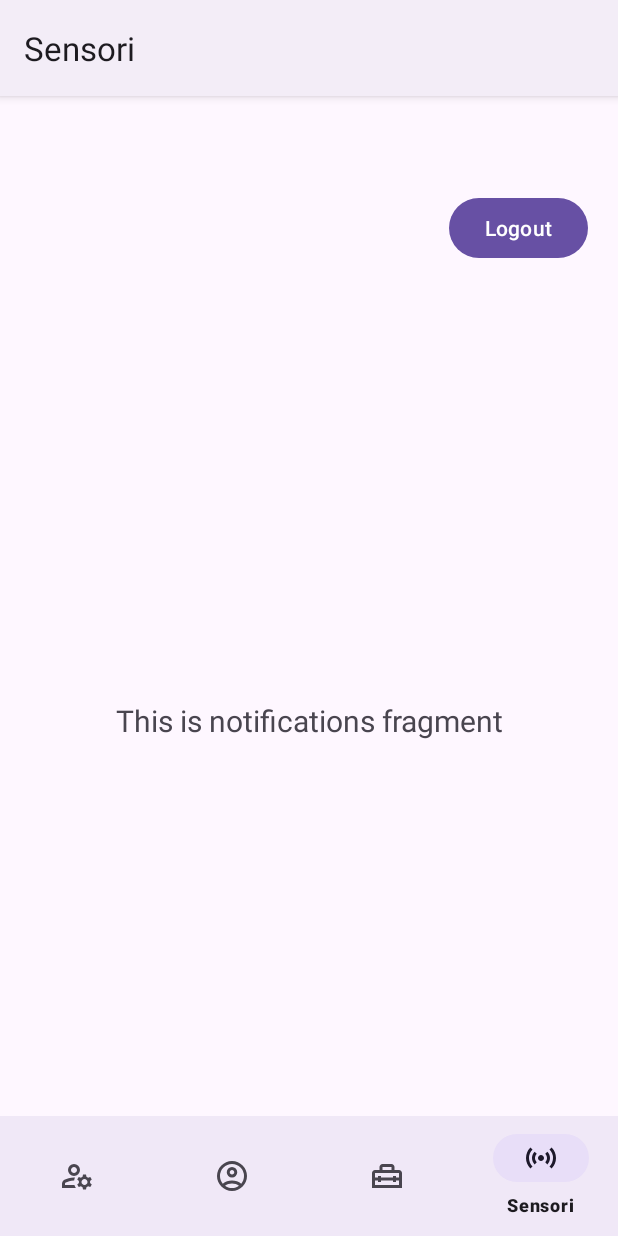
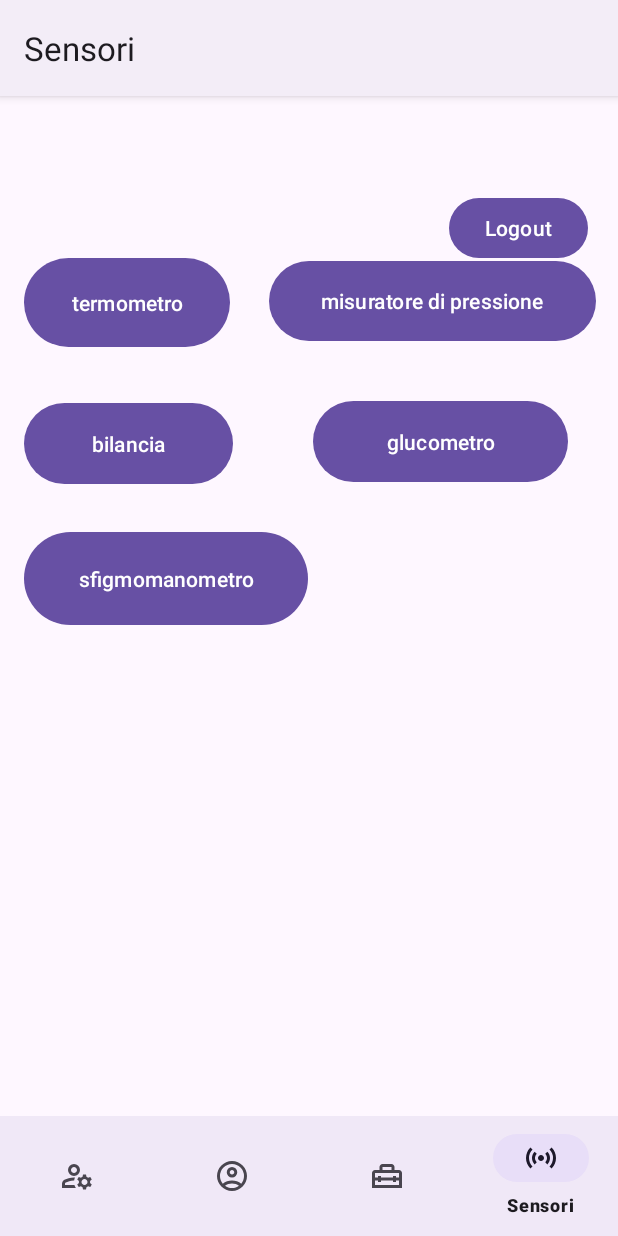
Before and after one commit to France9928/sms23246, an Android app: the CassettaAttrezzi screen opened through its navigation route, item 4 of the bottom bar chosen, on a phone screen of 412 x 824 dp. Run offline under Robolectric (Android 15) with nearby library versions, the phone set to English and light mode, and no system bars; our stand-ins replace Firebase (no records; nobody signed in at launch, a user with empty details on screens opened directly), navigation-ui.

Commit message:
sensor updated

```diff
--- a/app/src/main/java/it/uniba/dib/sms23246/ui/cassettaAttrezzi/CassettaAttrezzi.java
+++ b/app/src/main/java/it/uniba/dib/sms23246/ui/cassettaAttrezzi/CassettaAttrezzi.java
@@ -1,9 +1,7 @@
 package it.uniba.dib.sms23246.ui.cassettaAttrezzi;
 
-import androidx.fragment.app.FragmentTransaction;
 import androidx.lifecycle.ViewModelProvider;
 
-import android.annotation.SuppressLint;
 import android.os.Bundle;
 
 import androidx.annotation.NonNull;
@@ -13,52 +11,28 @@ import androidx.fragment.app.Fragment;
 import android.view.LayoutInflater;
 import android.view.View;
 import android.view.ViewGroup;
-import android.widget.Button;
-import android.widget.EditText;
-import android.widget.Toast;
 
 import it.uniba.dib.sms23246.R;
-import it.uniba.dib.sms23246.ui.sensori.Sensori;
 
 public class CassettaAttrezzi extends Fragment {
 
-    private EditText passwordEditText;
-    private Button loginButton;
+    private CassettaAttrezziViewModel mViewModel;
 
-    public CassettaAttrezzi() {
-        // Required empty public constructor
+    public static CassettaAttrezzi newInstance() {
+        return new CassettaAttrezzi();
     }
 
-    @SuppressLint("MissingInflatedId")
     @Override
-    public View onCreateView(LayoutInflater inflater, ViewGroup container,
-                             Bundle savedInstanceState) {
-        View view = inflater.inflate(R.layout.fragment_cassetta_attrezzi, container, false);
-        passwordEditText = view.findViewById(R.id.password_edit_text);
-        loginButton = view.findViewById(R.id.login_button);
-
-        loginButton.setOnClickListener(new View.OnClickListener() {
-            @Override
-            public void onClick(View v) {
-                String password = passwordEditText.getText().toString();
-                if (password.equals("ciao")) {
-                    // Password corretta, passaggio al fragment protetto
-                    Fragment contentFragment = new Sensori();
-                    FragmentTransaction transaction = getFragmentManager().beginTransaction();
-                    transaction.replace(R.id.fragment_sensori, contentFragment);
-                    transaction.commit();
-                } else {
-                    // Password errata, gestisci di conseguenza (ad esempio, mostra un messaggio di errore)
-                    Toast.makeText(getActivity(), "Password errata", Toast.LENGTH_SHORT).show();
-                }
-            }
-        });
-
-        return view;
+    public View onCreateView(@NonNull LayoutInflater inflater, @Nullable ViewGroup container,
+                             @Nullable Bundle savedInstanceState) {
+        return inflater.inflate(R.layout.fragment_cassetta_attrezzi, container, false);
     }
 
-    private boolean isPasswordCorrect(String password) {
-        // Implementa la tua logica di verifica della password qui
-        return password.equals("ciao");
+    @Override
+    public void onActivityCreated(@Nullable Bundle savedInstanceState) {
+        super.onActivityCreated(savedInstanceState);
+        mViewModel = new ViewModelProvider(this).get(CassettaAttrezziViewModel.class);
+        // TODO: Use the ViewModel
     }
+
 }
--- a/app/src/main/java/it/uniba/dib/sms23246/ui/notifications/NotificationsFragment.java
+++ /dev/null
@@ -1,37 +0,0 @@
-package it.uniba.dib.sms23246.ui.notifications;
-
-import android.os.Bundle;
-import android.view.LayoutInflater;
-import android.view.View;
-import android.view.ViewGroup;
-import android.widget.TextView;
-
-import androidx.annotation.NonNull;
-import androidx.fragment.app.Fragment;
-import androidx.lifecycle.ViewModelProvider;
-
-import it.uniba.dib.sms23246.databinding.FragmentNotificationsBinding;
-
-public class NotificationsFragment extends Fragment {
-
-    private FragmentNotificationsBinding binding;
-
-    public View onCreateView(@NonNull LayoutInflater inflater,
-                             ViewGroup container, Bundle savedInstanceState) {
-        NotificationsViewModel notificationsViewModel =
-                new ViewModelProvider(this).get(NotificationsViewModel.class);
-
-        binding = FragmentNotificationsBinding.inflate(inflater, container, false);
-        View root = binding.getRoot();
-
-        final TextView textView = binding.textNotifications;
-        notificationsViewModel.getText().observe(getViewLifecycleOwner(), textView::setText);
-        return root;
-    }
-
-    @Override
-    public void onDestroyView() {
-        super.onDestroyView();
-        binding = null;
-    }
-}
--- a/app/src/main/java/it/uniba/dib/sms23246/ui/notifications/NotificationsViewModel.java
+++ /dev/null
@@ -1,19 +0,0 @@
-package it.uniba.dib.sms23246.ui.notifications;
-
-import androidx.lifecycle.LiveData;
-import androidx.lifecycle.MutableLiveData;
-import androidx.lifecycle.ViewModel;
-
-public class NotificationsViewModel extends ViewModel {
-
-    private final MutableLiveData<String> mText;
-
-    public NotificationsViewModel() {
-        mText = new MutableLiveData<>();
-        mText.setValue("This is notifications fragment");
-    }
-
-    public LiveData<String> getText() {
-        return mText;
-    }
-}
--- a/app/src/main/java/it/uniba/dib/sms23246/ui/sensori/Sensori.java
+++ b/app/src/main/java/it/uniba/dib/sms23246/ui/sensori/Sensori.java
@@ -1,38 +1,27 @@
 package it.uniba.dib.sms23246.ui.sensori;
 
-import androidx.lifecycle.ViewModelProvider;
-
 import android.os.Bundle;
-
+import android.view.LayoutInflater;
+import android.view.View;
+import android.view.ViewGroup;
+import android.widget.Button;
 import androidx.annotation.NonNull;
 import androidx.annotation.Nullable;
 import androidx.fragment.app.Fragment;
-
-import android.view.LayoutInflater;
-import android.view.View;
-import android.view.ViewGroup;
 
 import it.uniba.dib.sms23246.R;
 
 public class Sensori extends Fragment {
 
-    private SensoriViewModel mViewModel;
+    private Button button1, button2, button3, button4, button5;
 
-    public static Sensori newInstance() {
-        return new Sensori();
+
+
+    @Nullable
+    @Override
+    public View onCreateView(@NonNull LayoutInflater inflater, @Nullable ViewGroup container, @Nullable Bundle savedInstanceState) {
+        // Infla il layout del fragment
+        return inflater.inflate(R.layout.fragment_sensori, container, false);
+
     }
-
-    @Override
-    public View onCreateView(@NonNull LayoutInflater inflater, @Nullable ViewGroup container,
-                             @Nullable Bundle savedInstanceState) {
-        return inflater.inflate(R.layout.fragment_sensori, container, false);
-    }
-
-    @Override
-    public void onActivityCreated(@Nullable Bundle savedInstanceState) {
-        super.onActivityCreated(savedInstanceState);
-        mViewModel = new ViewModelProvider(this).get(SensoriViewModel.class);
-        // TODO: Use the ViewModel
-    }
-
 }
--- a/app/src/main/res/drawable/ic_notifications_black_24dp.xml
+++ /dev/null
@@ -1,9 +0,0 @@
-<vector xmlns:android="http://schemas.android.com/apk/res/android"
-        android:width="24dp"
-        android:height="24dp"
-        android:viewportWidth="24.0"
-        android:viewportHeight="24.0">
-    <path
-        android:fillColor="#FF000000"
-        android:pathData="M12,22c1.1,0 2,-0.9 2,-2h-4c0,1.1 0.89,2 2,2zM18,16v-5c0,-3.07 -1.64,-5.64 -4.5,-6.32L13.5,4c0,-0.83 -0.67,-1.5 -1.5,-1.5s-1.5,0.67 -1.5,1.5v0.68C7.63,5.36 6,7.92 6,11v5l-2,2v1h16v-1l-2,-2z"/>
-</vector>
--- a/app/src/main/res/layout/fragment_notifications.xml
+++ /dev/null
@@ -1,22 +0,0 @@
-<?xml version="1.0" encoding="utf-8"?>
-<androidx.constraintlayout.widget.ConstraintLayout xmlns:android="http://schemas.android.com/apk/res/android"
-    xmlns:app="http://schemas.android.com/apk/res-auto"
-    xmlns:tools="http://schemas.android.com/tools"
-    android:layout_width="match_parent"
-    android:layout_height="match_parent"
-    tools:context=".ui.notifications.NotificationsFragment">
-
-    <TextView
-        android:id="@+id/text_notifications"
-        android:layout_width="match_parent"
-        android:layout_height="wrap_content"
-        android:layout_marginStart="8dp"
-        android:layout_marginTop="8dp"
-        android:layout_marginEnd="8dp"
-        android:textAlignment="center"
-        android:textSize="20sp"
-        app:layout_constraintBottom_toBottomOf="parent"
-        app:layout_constraintEnd_toEndOf="parent"
-        app:layout_constraintStart_toStartOf="parent"
-        app:layout_constraintTop_toTopOf="parent" />
-</androidx.constraintlayout.widget.ConstraintLayout>
--- a/app/src/main/res/layout/fragment_sensori.xml
+++ b/app/src/main/res/layout/fragment_sensori.xml
@@ -1,14 +1,56 @@
 <?xml version="1.0" encoding="utf-8"?>
-<FrameLayout xmlns:android="http://schemas.android.com/apk/res/android"
+<RelativeLayout xmlns:android="http://schemas.android.com/apk/res/android"
     android:id="@+id/fragment_sensori"
     xmlns:tools="http://schemas.android.com/tools"
     android:layout_width="match_parent"
     android:layout_height="match_parent"
     tools:context=".ui.sensori.Sensori">
 
-    <TextView
-        android:layout_width="match_parent"
-        android:layout_height="match_parent"
-        android:text="Hello" />
 
-</FrameLayout>
+    <Button
+        android:id="@+id/button1"
+        android:layout_width="137dp"
+        android:layout_height="67dp"
+        android:layout_alignParentTop="true"
+        android:layout_marginLeft="16dp"
+        android:layout_marginTop="40dp"
+        android:text="termometro" />
+
+    <Button
+        android:id="@+id/button2"
+        android:layout_width="189dp"
+        android:layout_height="70dp"
+        android:layout_below="@id/button1"
+        android:layout_marginLeft="16dp"
+        android:layout_marginTop="115dp"
+        android:text="sfigmomanometro" />
+
+    <Button
+        android:id="@+id/button3"
+        android:layout_width="218dp"
+        android:layout_height="61dp"
+        android:layout_alignTop="@id/button1"
+        android:layout_marginLeft="26dp"
+        android:layout_marginTop="2dp"
+        android:layout_toRightOf="@id/button1"
+        android:text="misuratore di pressione" />
+
+    <Button
+        android:id="@+id/button4"
+        android:layout_width="139dp"
+        android:layout_height="62dp"
+        android:layout_below="@id/button3"
+        android:layout_marginLeft="16dp"
+        android:layout_marginTop="33dp"
+        android:text="bilancia" />
+
+    <Button
+        android:id="@+id/button5"
+        android:layout_width="170dp"
+        android:layout_height="62dp"
+        android:layout_alignTop="@id/button4"
+        android:layout_marginLeft="53dp"
+        android:layout_marginTop="-1dp"
+        android:layout_toRightOf="@id/button4"
+        android:text="glucometro" />
+</RelativeLayout>
--- a/app/src/main/res/navigation/mobile_navigation2.xml
+++ b/app/src/main/res/navigation/mobile_navigation2.xml
@@ -24,7 +24,7 @@
         tools:layout="@layout/fragment_login" />
     <fragment
         android:id="@+id/navigation_sensori"
-        android:name="it.uniba.dib.sms23246.ui.notifications.NotificationsFragment"
+        android:name="it.uniba.dib.sms23246.ui.sensori.Sensori"
         android:label="@string/title_sensori"
-        tools:layout="@layout/fragment_notifications" />
+        tools:layout="@layout/fragment_sensori" />
 </navigation>
--- a/app/src/main/res/values/colors.xml
+++ b/app/src/main/res/values/colors.xml
@@ -11,5 +11,7 @@
     <color name="colorMedium">#FFFF00</color>
     <color name="colorHigh">#FF0000</color>
     <color name="grey">#808080</color>
+    <color name="button_background">#FF5733</color>
+    <color name="button_text">#FFFFFF</color>
 
 </resources>
```
